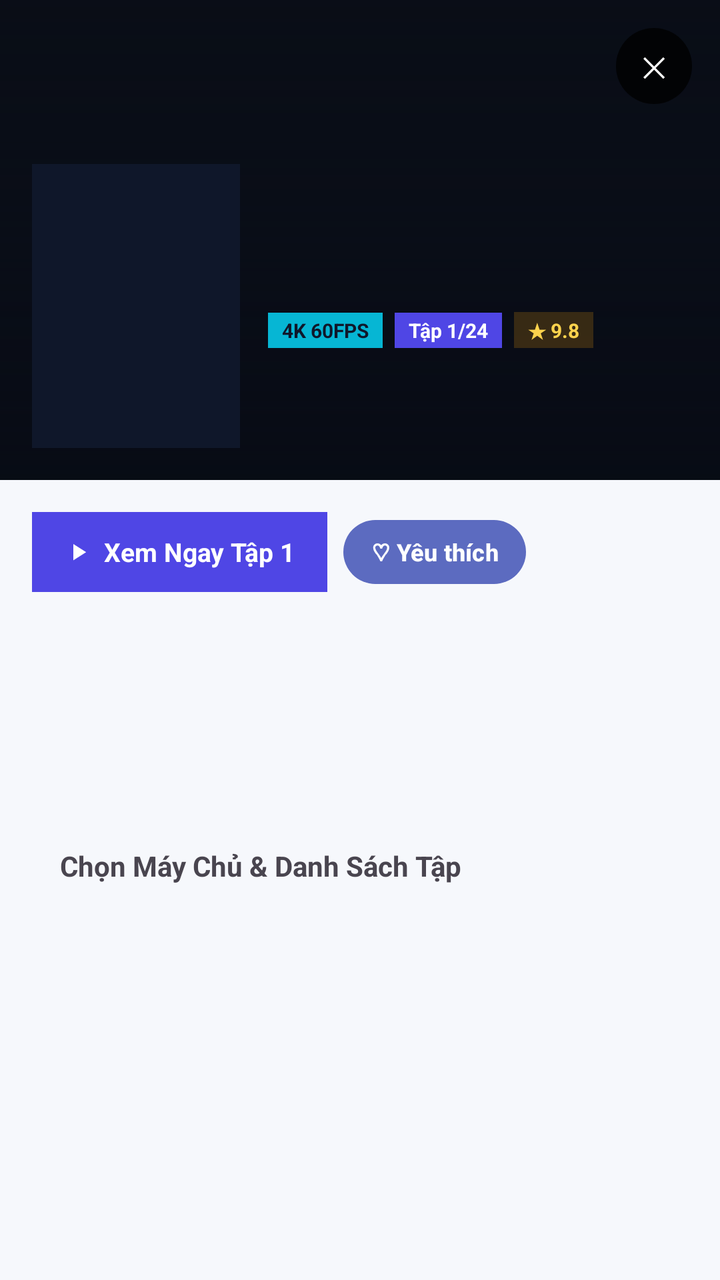
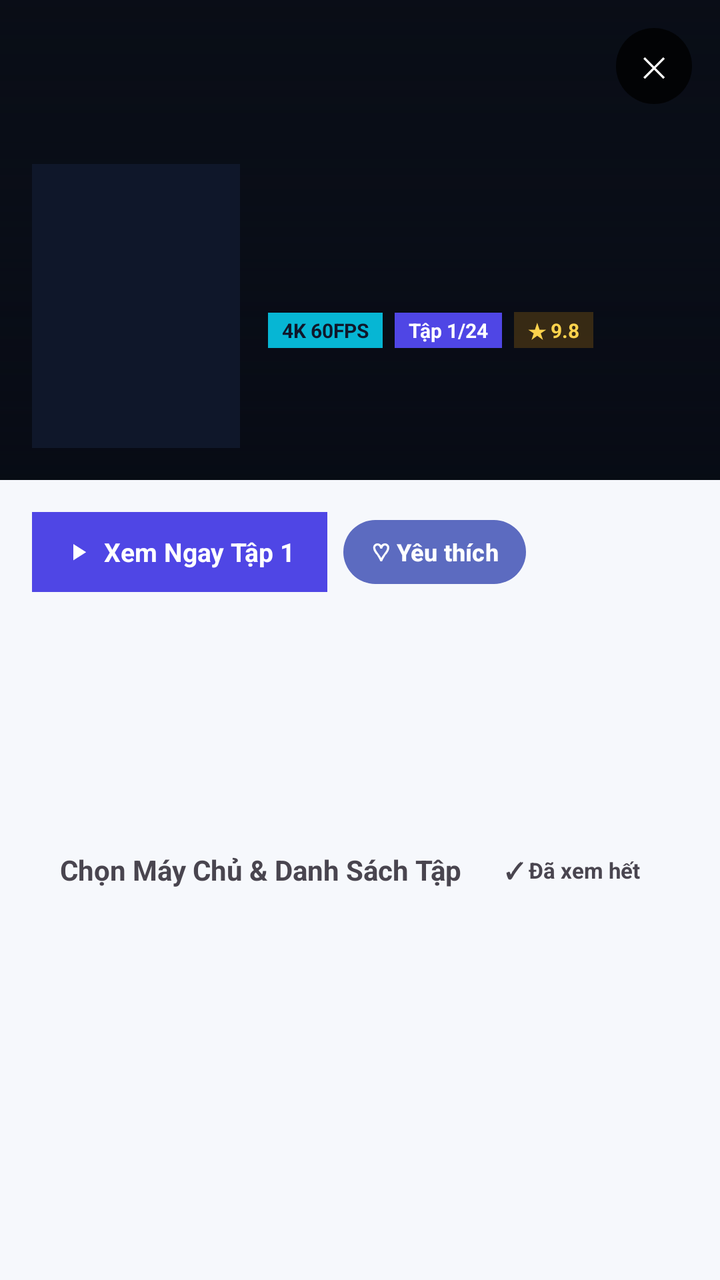

The first picture is an Android layout as it rendered before a commit; the second is the same layout after the commit. The layout source and the unified diff follow.
<!-- AndroidManifest.xml: activity theme AppTheme.NoActionBar -->
<!-- res/layout/activity_movie_detail.xml -->
<?xml version="1.0" encoding="utf-8"?>
<ScrollView xmlns:android="http://schemas.android.com/apk/res/android"
    xmlns:app="http://schemas.android.com/apk/res-auto"
    android:id="@+id/detailRoot"
    android:layout_width="match_parent"
    android:layout_height="match_parent"
    android:fillViewport="true">

    <LinearLayout
        android:id="@+id/detailContentCol"
        android:layout_width="match_parent"
        android:layout_height="wrap_content"
        android:orientation="vertical"
        android:paddingBottom="28dp">

        
        <FrameLayout
            android:layout_width="match_parent"
            android:layout_height="240dp">

            <ImageView
                android:id="@+id/imgDetailBackdrop"
                android:layout_width="match_parent"
                android:layout_height="match_parent"
                android:background="#090D16"
                android:scaleType="centerCrop" />

            <View
                android:layout_width="match_parent"
                android:layout_height="match_parent"
                android:background="@drawable/bg_hero_scrim" />

            <Button
                android:id="@+id/btnCloseDetail"
                android:layout_width="38dp"
                android:layout_height="38dp"
                android:layout_gravity="top|end"
                android:layout_margin="14dp"
                android:backgroundTint="#80000000"
                android:focusable="true"
                android:insetTop="0dp"
                android:insetBottom="0dp"
                android:padding="0dp"
                android:text="✕"
                android:textColor="#FFFFFF"
                android:textSize="14sp" />

            <LinearLayout
                android:layout_width="match_parent"
                android:layout_height="wrap_content"
                android:layout_gravity="bottom"
                android:gravity="bottom"
                android:orientation="horizontal"
                android:padding="16dp">

                <ImageView
                    android:id="@+id/imgDetailPoster"
                    android:layout_width="104dp"
                    android:layout_height="142dp"
                    android:background="#0F172A"
                    android:scaleType="centerCrop" />

                <LinearLayout
                    android:layout_width="0dp"
                    android:layout_height="wrap_content"
                    android:layout_marginStart="14dp"
                    android:layout_weight="1"
                    android:orientation="vertical">

                    <LinearLayout
                        android:layout_width="wrap_content"
                        android:layout_height="wrap_content"
                        android:orientation="horizontal">

                        <TextView
                            android:id="@+id/txtDetailQuality"
                            android:layout_width="wrap_content"
                            android:layout_height="wrap_content"
                            android:background="#06B6D4"
                            android:paddingHorizontal="7dp"
                            android:paddingVertical="2dp"
                            android:text="4K 60FPS"
                            android:textColor="#0F172A"
                            android:textSize="10sp"
                            android:textStyle="bold" />

                        <TextView
                            android:id="@+id/txtDetailEpBadge"
                            android:layout_width="wrap_content"
                            android:layout_height="wrap_content"
                            android:layout_marginStart="6dp"
                            android:background="#4F46E5"
                            android:paddingHorizontal="7dp"
                            android:paddingVertical="2dp"
                            android:text="Tập 1/24"
                            android:textColor="#FFFFFF"
                            android:textSize="10sp"
                            android:textStyle="bold" />

                        <TextView
                            android:id="@+id/txtDetailRating"
                            android:layout_width="wrap_content"
                            android:layout_height="wrap_content"
                            android:layout_marginStart="6dp"
                            android:background="#33F59E0B"
                            android:paddingHorizontal="7dp"
                            android:paddingVertical="2dp"
                            android:text="★ 9.8"
                            android:textColor="#FCD34D"
                            android:textSize="10sp"
                            android:textStyle="bold" />
                    </LinearLayout>

                    <TextView
                        android:id="@+id/txtDetailTitle"
                        android:layout_width="match_parent"
                        android:layout_height="wrap_content"
                        android:layout_marginTop="6dp"
                        android:ellipsize="end"
                        android:maxLines="2"
                        android:textColor="#FFFFFF"
                        android:textSize="19sp"
                        android:textStyle="bold" />

                    <TextView
                        android:id="@+id/txtDetailOrig"
                        android:layout_width="match_parent"
                        android:layout_height="wrap_content"
                        android:layout_marginTop="2dp"
                        android:ellipsize="end"
                        android:maxLines="1"
                        android:textColor="#CBD5E1"
                        android:textSize="12sp" />
                </LinearLayout>
            </LinearLayout>
        </FrameLayout>

        
        <LinearLayout
            android:layout_width="match_parent"
            android:layout_height="wrap_content"
            android:orientation="vertical"
            android:padding="16dp">

            
            <HorizontalScrollView
                android:layout_width="match_parent"
                android:layout_height="wrap_content"
                android:scrollbars="none">

                <LinearLayout
                    android:layout_width="wrap_content"
                    android:layout_height="wrap_content"
                    android:orientation="horizontal">

                    <LinearLayout
                        android:id="@+id/btnDetailPlay"
                        android:layout_width="wrap_content"
                        android:layout_height="40dp"
                        android:background="#4F46E5"
                        android:clickable="true"
                        android:focusable="true"
                        android:gravity="center_vertical"
                        android:orientation="horizontal"
                        android:paddingHorizontal="16dp">

                        <ImageView
                            android:layout_width="14dp"
                            android:layout_height="14dp"
                            android:layout_marginEnd="6dp"
                            android:importantForAccessibility="no"
                            app:srcCompat="@drawable/ic_play_arrow_sm" />

                        <TextView
                            android:id="@+id/txtDetailPlayLabel"
                            android:layout_width="wrap_content"
                            android:layout_height="wrap_content"
                            android:text="Xem Ngay Tập 1"
                            android:textColor="#FFFFFF"
                            android:textSize="13sp"
                            android:textStyle="bold" />
                    </LinearLayout>

                    <Button
                        android:id="@+id/btnDetailFavorite"
                        android:layout_width="wrap_content"
                        android:layout_height="40dp"
                        android:layout_marginStart="8dp"
                        android:focusable="true"
                        android:minHeight="0dp"
                        android:paddingHorizontal="14dp"
                        android:text="♡ Yêu thích"
                        android:textAllCaps="false"
                        android:textSize="12sp"
                        android:textStyle="bold" />
                </LinearLayout>
            </HorizontalScrollView>

            <LinearLayout
                android:id="@+id/detailInfoGlassPanel"
                android:layout_width="match_parent"
                android:layout_height="wrap_content"
                android:layout_marginTop="12dp"
                android:orientation="vertical"
                android:padding="14dp">

                <TextView
                    android:id="@+id/txtDetailMetaInfo"
                    android:layout_width="match_parent"
                    android:layout_height="wrap_content"
                    android:textSize="12sp" />

                <TextView
                    android:id="@+id/txtDetailGenres"
                    android:layout_width="match_parent"
                    android:layout_height="wrap_content"
                    android:layout_marginTop="6dp"
                    android:textSize="11sp"
                    android:textStyle="bold" />

                <TextView
                    android:id="@+id/txtDetailDescription"
                    android:layout_width="match_parent"
                    android:layout_height="wrap_content"
                    android:layout_marginTop="8dp"
                    android:ellipsize="end"
                    android:lineSpacingMultiplier="1.28"
                    android:maxLines="3"
                    android:textSize="12sp" />

                <TextView
                    android:id="@+id/btnDetailReadMore"
                    android:layout_width="wrap_content"
                    android:layout_height="wrap_content"
                    android:layout_marginTop="6dp"
                    android:clickable="true"
                    android:focusable="true"
                    android:paddingHorizontal="10dp"
                    android:paddingVertical="4dp"
                    android:text="Xem thêm ▾"
                    android:textSize="11sp"
                    android:textStyle="bold"
                    android:visibility="gone" />
            </LinearLayout>

            
            <LinearLayout
                android:id="@+id/detailEpisodesGlassPanel"
                android:layout_width="match_parent"
                android:layout_height="wrap_content"
                android:layout_marginTop="12dp"
                android:orientation="vertical"
                android:padding="14dp">

                <LinearLayout
                    android:layout_width="match_parent"
                    android:layout_height="wrap_content"
                    android:gravity="center_vertical"
                    android:orientation="horizontal">

                    <TextView
                        android:id="@+id/txtServerHeading"
                        android:layout_width="0dp"
                        android:layout_height="wrap_content"
                        android:layout_weight="1"
                        android:text="Chọn Máy Chủ &amp; Danh Sách Tập"
                        android:textSize="14sp"
                        android:textStyle="bold" />

                    <TextView
                        android:id="@+id/txtDetailLoading"
                        android:layout_width="wrap_content"
                        android:layout_height="wrap_content"
                        android:text="⏳ Đang nạp đa nguồn..."
                        android:textSize="11sp"
                        android:visibility="gone" />
                </LinearLayout>

                
                <LinearLayout
                    android:id="@+id/audioGroupContainer"
                    android:layout_width="match_parent"
                    android:layout_height="wrap_content"
                    android:layout_marginTop="10dp"
                    android:orientation="horizontal" />

                <TextView
                    android:id="@+id/txtAudioServerNotice"
                    android:layout_width="match_parent"
                    android:layout_height="wrap_content"
                    android:layout_marginTop="6dp"
                    android:textSize="11sp"
                    android:visibility="gone" />

                <HorizontalScrollView
                    android:id="@+id/serverChipsScroll"
                    android:layout_width="match_parent"
                    android:layout_height="wrap_content"
                    android:layout_marginTop="8dp"
                    android:scrollbars="none">

                    <LinearLayout
                        android:id="@+id/serverChipsContainer"
                        android:layout_width="wrap_content"
                        android:layout_height="wrap_content"
                        android:orientation="horizontal" />
                </HorizontalScrollView>

                
                <HorizontalScrollView
                    android:id="@+id/epRangeScroll"
                    android:layout_width="match_parent"
                    android:layout_height="wrap_content"
                    android:layout_marginTop="8dp"
                    android:scrollbars="none"
                    android:visibility="gone">

                    <LinearLayout
                        android:id="@+id/epRangeContainer"
                        android:layout_width="wrap_content"
                        android:layout_height="wrap_content"
                        android:orientation="horizontal" />
                </HorizontalScrollView>

                
                <GridLayout
                    android:id="@+id/episodeGridContainer"
                    android:layout_width="match_parent"
                    android:layout_height="wrap_content"
                    android:layout_marginTop="10dp"
                    android:columnCount="4" />
            </LinearLayout>
        </LinearLayout>
    </LinearLayout>
</ScrollView>
<!-- resources referenced by this layout -->
<resources>
  <!-- drawable bg_hero_scrim (drawable) -->
  <?xml version="1.0" encoding="utf-8"?>
  <shape xmlns:android="http://schemas.android.com/apk/res/android"
      android:shape="rectangle">
      <gradient
          android:angle="270"
          android:centerColor="#66080C18"
          android:endColor="#EB070B14"
          android:startColor="#14080C18" />
  </shape>
  <!-- drawable ic_play_arrow_sm (drawable) -->
  <vector xmlns:android="http://schemas.android.com/apk/res/android"
      android:width="14dp"
      android:height="14dp"
      android:viewportWidth="24"
      android:viewportHeight="24">
      <path
          android:fillColor="#FFFFFF"
          android:pathData="M8,5.14v14l11,-7 -11,-7z" />
  </vector>
  <style name="AppTheme.NoActionBar" parent="Theme.Material3.DayNight.NoActionBar">
          <item name="windowActionBar">false</item>
          <item name="windowNoTitle">true</item>
          <item name="colorPrimary">@color/colorPrimary</item>
          <item name="colorAccent">@color/colorAccent</item>
          <item name="android:windowBackground">@color/pearl_bg_primary</item>
          <item name="android:statusBarColor">@android:color/transparent</item>
          <item name="android:navigationBarColor">@android:color/transparent</item>
      </style>
  <color name="colorPrimary">#5C6BC0</color>
  <color name="colorAccent">#43A6B8</color>
  <color name="pearl_bg_primary">#F6F8FC</color>
</resources>

<!-- the commit's change to res/layout/activity_movie_detail.xml (unified diff, before → after) -->
@@ -193,6 +193,20 @@
                         android:textAllCaps="false"
                         android:textSize="12sp"
                         android:textStyle="bold" />
+
+                    <Button
+                        android:id="@+id/btnDetailNextUnwatched"
+                        android:layout_width="wrap_content"
+                        android:layout_height="40dp"
+                        android:layout_marginStart="8dp"
+                        android:focusable="true"
+                        android:minHeight="0dp"
+                        android:paddingHorizontal="14dp"
+                        android:text="⏭ Tập chưa xem"
+                        android:textAllCaps="false"
+                        android:textSize="12sp"
+                        android:textStyle="bold"
+                        android:visibility="gone" />
                 </LinearLayout>
             </HorizontalScrollView>
 
@@ -274,6 +288,19 @@
                         android:text="⏳ Đang nạp đa nguồn..."
                         android:textSize="11sp"
                         android:visibility="gone" />
+
+                    <TextView
+                        android:id="@+id/btnToggleMarkAllWatched"
+                        android:layout_width="wrap_content"
+                        android:layout_height="wrap_content"
+                        android:layout_marginStart="8dp"
+                        android:clickable="true"
+                        android:focusable="true"
+                        android:paddingHorizontal="10dp"
+                        android:paddingVertical="4dp"
+                        android:text="✓ Đã xem hết"
+                        android:textSize="11sp"
+                        android:textStyle="bold" />
                 </LinearLayout>
 
                 
